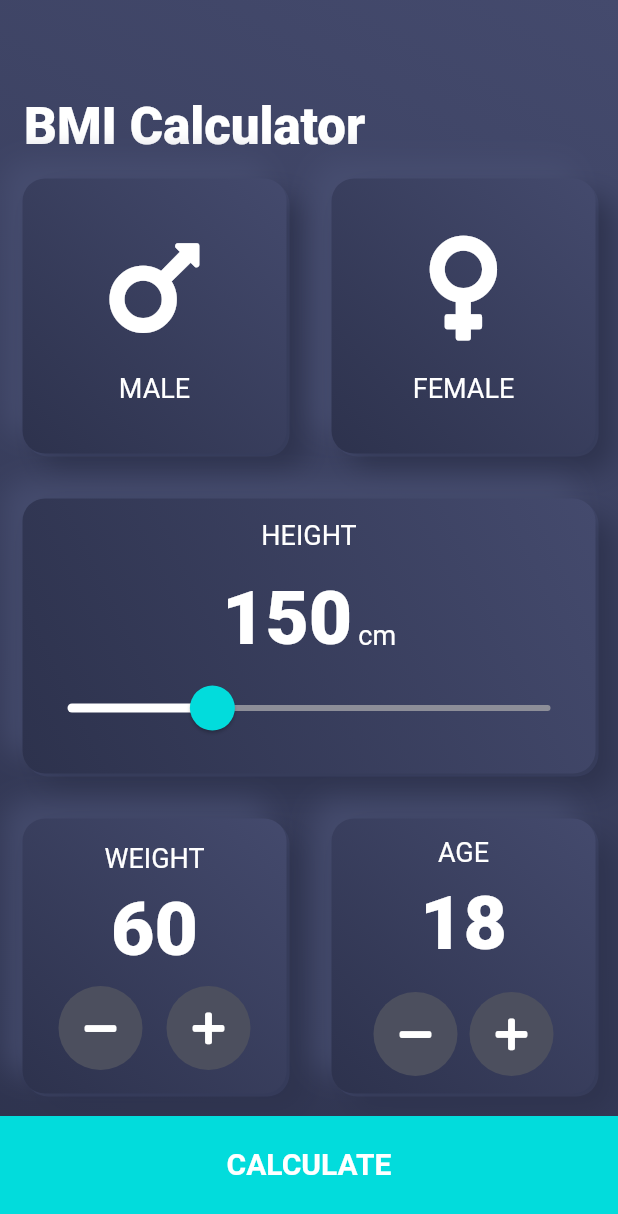
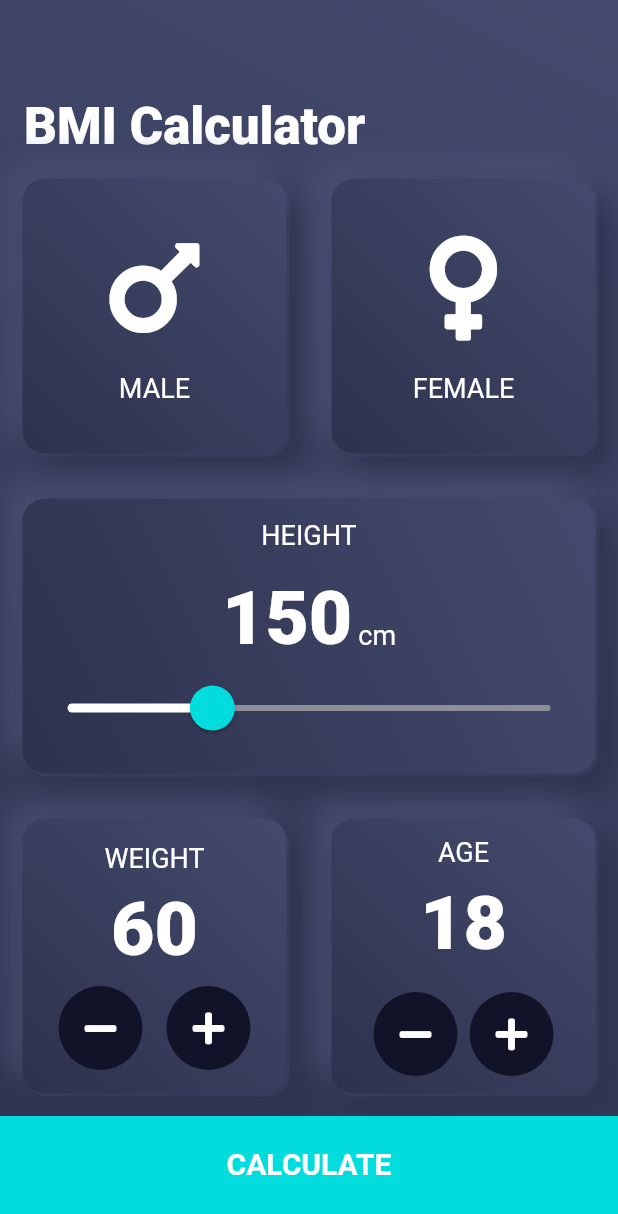
Before and after one commit to Wandersonjack/bmindex-flutter, a Flutter app: the screen it shows after launch, on a phone screen of 412 x 824 dp. Shown: the top 1214 px of the screen. Run offline on Flutter 3.47's test engine with Material 2 defaults, Android fonts, the phone set to English and light mode, and no system bars; our stand-ins replace font_awesome_flutter.

Commit message:
button modification

```diff
--- a/lib/components/buttons/rounded_icon_button.dart
+++ b/lib/components/buttons/rounded_icon_button.dart
@@ -1,3 +1,4 @@
+import 'package:bmindex_app/utils/constants.dart';
 import 'package:flutter/material.dart';
 
 
@@ -18,8 +19,9 @@ class RoundedIconButton extends StatelessWidget {
         width: 56.0,
         height: 56.0,
       ),
+
       shape: CircleBorder(),
-      fillColor: Color(0xFF4C4F5E),
+      fillColor: kInactiveColor,
     );
   }
 }
--- a/lib/screens/input_screen.dart
+++ b/lib/screens/input_screen.dart
@@ -55,6 +55,7 @@ class _InputDataScreenState extends State<InputDataScreen> {
                           selectedGender = Gender.male;
                         });
                       },
+                      //TODO: IMPLEMENT THE ON PRESSED STATE AND CHANGE IT TO STATE OF SHAPES INSTEAD OF COLORS
                       cor: selectedGender == Gender.male
                           ? kActiveColor
                           : kInactiveColor,
```
